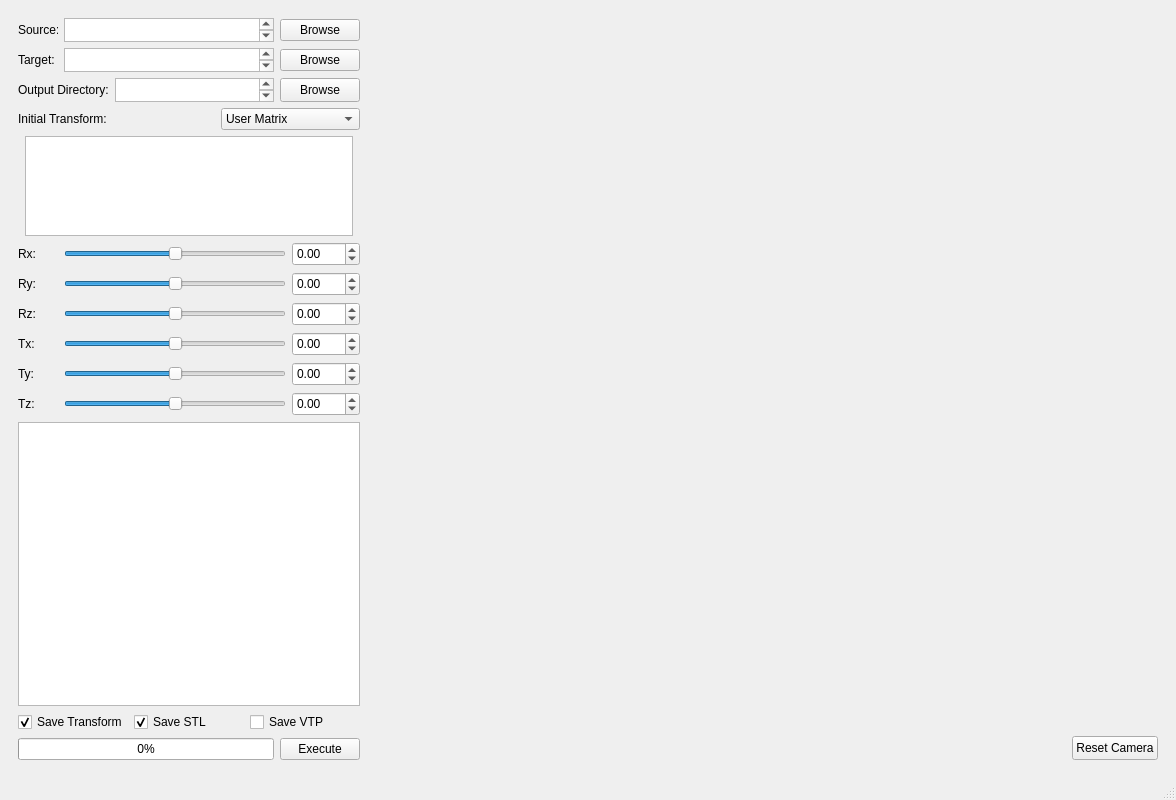
First picture: the form in main/surface_registration_tool.ui, repository jackyko1991/surface-registration-tool, before the edit.
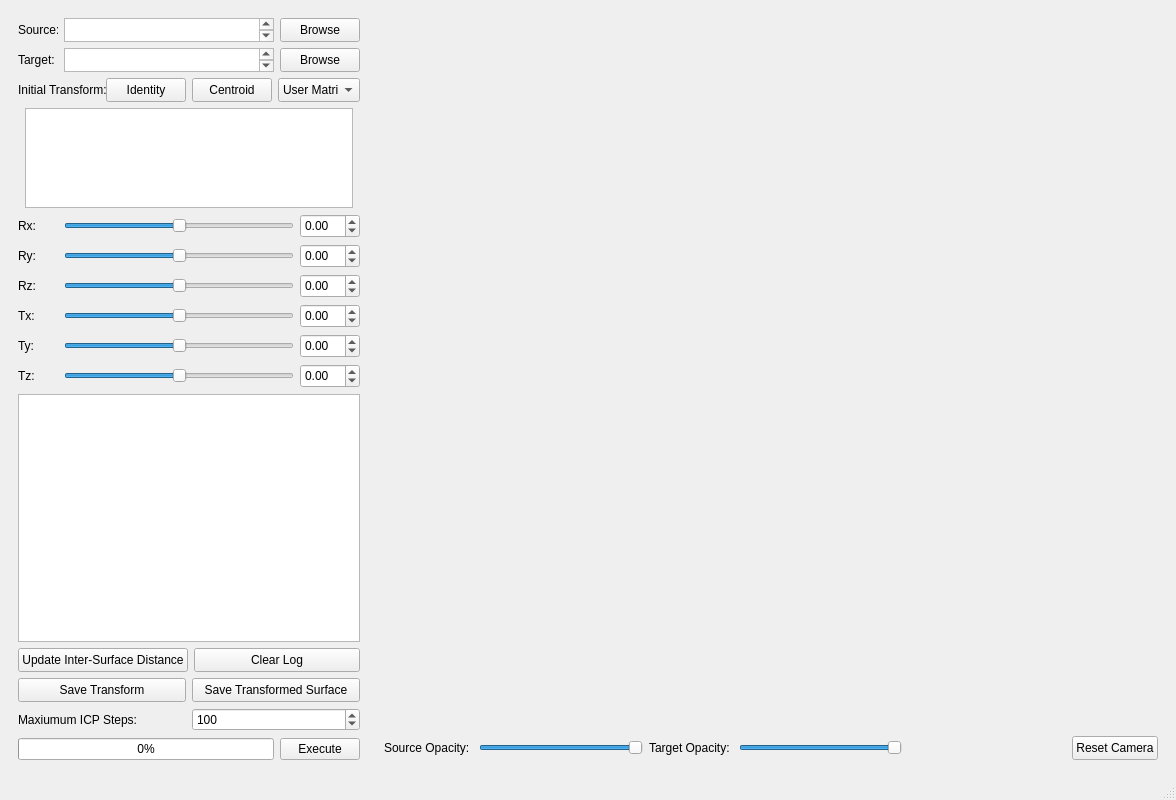
Second picture: the form after the edit. Custom widgets are drawn as their Qt base class.

```diff
--- a/main/surface_registration_tool.ui
+++ b/main/surface_registration_tool.ui
@@ -35,10 +35,7 @@
    <string>Surface Registration Tool</string>
   </property>
   <widget class="QWidget" name="centralwidget">
-   <layout class="QHBoxLayout" name="horizontalLayout_15">
-    <item>
-     <layout class="QVBoxLayout" name="verticalLayout_5"/>
-    </item>
+   <layout class="QHBoxLayout" name="horizontalLayout_17">
     <item>
      <widget class="QWidget" name="widget" native="true">
       <property name="minimumSize">
@@ -70,7 +67,7 @@
            <property name="minimumSize">
             <size>
              <width>40</width>
-             <height>0</height>
+             <height>24</height>
             </size>
            </property>
            <property name="text">
@@ -96,6 +93,12 @@
          </item>
          <item>
           <widget class="QPushButton" name="sourcePushButton">
+           <property name="minimumSize">
+            <size>
+             <width>0</width>
+             <height>24</height>
+            </size>
+           </property>
            <property name="text">
             <string>Browse</string>
            </property>
@@ -139,67 +142,9 @@
          </item>
          <item>
           <widget class="QPushButton" name="targetPushButton">
-           <property name="text">
-            <string>Browse</string>
-           </property>
-          </widget>
-         </item>
-        </layout>
-       </item>
-       <item>
-        <layout class="QHBoxLayout" name="horizontalLayout_3">
-         <item>
-          <widget class="QLabel" name="outputLabel">
-           <property name="sizePolicy">
-            <sizepolicy hsizetype="Preferred" vsizetype="Fixed">
-             <horstretch>0</horstretch>
-             <verstretch>0</verstretch>
-            </sizepolicy>
-           </property>
            <property name="minimumSize">
             <size>
              <width>0</width>
-             <height>24</height>
-            </size>
-           </property>
-           <property name="maximumSize">
-            <size>
-             <width>16777215</width>
-             <height>24</height>
-            </size>
-           </property>
-           <property name="text">
-            <string>Output Directory:</string>
-           </property>
-          </widget>
-         </item>
-         <item>
-          <widget class="QPlainTextEdit" name="outputPlainTextEdit">
-           <property name="sizePolicy">
-            <sizepolicy hsizetype="Expanding" vsizetype="Fixed">
-             <horstretch>0</horstretch>
-             <verstretch>0</verstretch>
-            </sizepolicy>
-           </property>
-           <property name="maximumSize">
-            <size>
-             <width>16777215</width>
-             <height>24</height>
-            </size>
-           </property>
-          </widget>
-         </item>
-         <item>
-          <widget class="QPushButton" name="outputPushButton">
-           <property name="minimumSize">
-            <size>
-             <width>0</width>
-             <height>24</height>
-            </size>
-           </property>
-           <property name="maximumSize">
-            <size>
-             <width>16777215</width>
              <height>24</height>
             </size>
            </property>
@@ -223,7 +168,7 @@
            <property name="minimumSize">
             <size>
              <width>90</width>
-             <height>0</height>
+             <height>24</height>
             </size>
            </property>
            <property name="maximumSize">
@@ -250,6 +195,38 @@
            </property>
           </spacer>
          </item>
+         <item>
+          <widget class="QPushButton" name="identityPushButton">
+           <property name="minimumSize">
+            <size>
+             <width>0</width>
+             <height>24</height>
+            </size>
+           </property>
+           <property name="text">
+            <string>Identity</string>
+           </property>
+          </widget>
+         </item>
+         <item>
+          <widget class="QPushButton" name="centroidPushButton">
+           <property name="minimumSize">
+            <size>
+             <width>0</width>
+             <height>24</height>
+            </size>
+           </property>
+           <property name="maximumSize">
+            <size>
+             <width>16777215</width>
+             <height>24</height>
+            </size>
+           </property>
+           <property name="text">
+            <string>Centroid</string>
+           </property>
+          </widget>
+         </item>
          <item>
           <widget class="QComboBox" name="initialTransformComboBox">
            <property name="enabled">
@@ -386,10 +363,19 @@
               <widget class="QDoubleSpinBox" name="rotateXDoubleSpinBox">
                <property name="minimumSize">
                 <size>
-                 <width>0</width>
+                 <width>60</width>
                  <height>24</height>
                 </size>
                </property>
+               <property name="maximumSize">
+                <size>
+                 <width>60</width>
+                 <height>16777215</height>
+                </size>
+               </property>
+               <property name="suffix">
+                <string/>
+               </property>
                <property name="minimum">
                 <double>-180.000000000000000</double>
                </property>
@@ -447,10 +433,19 @@
               <widget class="QDoubleSpinBox" name="rotateYDoubleSpinBox">
                <property name="minimumSize">
                 <size>
-                 <width>0</width>
+                 <width>60</width>
                  <height>24</height>
                 </size>
                </property>
+               <property name="maximumSize">
+                <size>
+                 <width>60</width>
+                 <height>16777215</height>
+                </size>
+               </property>
+               <property name="suffix">
+                <string/>
+               </property>
                <property name="minimum">
                 <double>-180.000000000000000</double>
                </property>
@@ -511,10 +506,16 @@
               <widget class="QDoubleSpinBox" name="rotateZDoubleSpinBox">
                <property name="minimumSize">
                 <size>
-                 <width>0</width>
+                 <width>60</width>
                  <height>24</height>
                 </size>
                </property>
+               <property name="maximumSize">
+                <size>
+                 <width>60</width>
+                 <height>16777215</height>
+                </size>
+               </property>
                <property name="minimum">
                 <double>-180.000000000000000</double>
                </property>
@@ -559,10 +560,10 @@
                 </size>
                </property>
                <property name="minimum">
-                <number>-180</number>
+                <number>-9999</number>
                </property>
                <property name="maximum">
-                <number>180</number>
+                <number>9999</number>
                </property>
                <property name="singleStep">
                 <number>0</number>
@@ -576,15 +577,21 @@
               <widget class="QDoubleSpinBox" name="translateXDoubleSpinBox">
                <property name="minimumSize">
                 <size>
-                 <width>0</width>
+                 <width>20</width>
                  <height>24</height>
                 </size>
                </property>
+               <property name="maximumSize">
+                <size>
+                 <width>60</width>
+                 <height>16777215</height>
+                </size>
+               </property>
                <property name="minimum">
-                <double>-180.000000000000000</double>
+                <double>-9999.000000000000000</double>
                </property>
                <property name="maximum">
-                <double>180.000000000000000</double>
+                <double>9999.000000000000000</double>
                </property>
               </widget>
              </item>
@@ -620,10 +627,10 @@
                 </size>
                </property>
                <property name="minimum">
-                <number>-180</number>
+                <number>-9999</number>
                </property>
                <property name="maximum">
-                <number>180</number>
+                <number>9999</number>
                </property>
                <property name="singleStep">
                 <number>0</number>
@@ -637,15 +644,21 @@
               <widget class="QDoubleSpinBox" name="translateYDoubleSpinBox">
                <property name="minimumSize">
                 <size>
-                 <width>0</width>
+                 <width>60</width>
                  <height>24</height>
                 </size>
                </property>
+               <property name="maximumSize">
+                <size>
+                 <width>60</width>
+                 <height>16777215</height>
+                </size>
+               </property>
                <property name="minimum">
-                <double>-180.000000000000000</double>
+                <double>-9999.000000000000000</double>
                </property>
                <property name="maximum">
-                <double>180.000000000000000</double>
+                <double>9999.000000000000000</double>
                </property>
               </widget>
              </item>
@@ -681,10 +694,10 @@
                 </size>
                </property>
                <property name="minimum">
-                <number>-180</number>
+                <number>-9999</number>
                </property>
                <property name="maximum">
-                <number>180</number>
+                <number>9999</number>
                </property>
                <property name="singleStep">
                 <number>0</number>
@@ -698,15 +711,21 @@
               <widget class="QDoubleSpinBox" name="translateZDoubleSpinBox">
                <property name="minimumSize">
                 <size>
-                 <width>0</width>
+                 <width>60</width>
                  <height>24</height>
                 </size>
                </property>
+               <property name="maximumSize">
+                <size>
+                 <width>60</width>
+                 <height>16777215</height>
+                </size>
+               </property>
                <property name="minimum">
-                <double>-180.000000000000000</double>
+                <double>-9999.000000000000000</double>
                </property>
                <property name="maximum">
-                <double>180.000000000000000</double>
+                <double>9999.000000000000000</double>
                </property>
               </widget>
              </item>
@@ -727,31 +746,99 @@
         </widget>
        </item>
        <item>
-        <layout class="QHBoxLayout" name="horizontalLayout_5">
+        <layout class="QHBoxLayout" name="horizontalLayout_15">
          <item>
-          <widget class="QCheckBox" name="tfmCheckBox">
+          <widget class="QPushButton" name="distancePushButton">
+           <property name="minimumSize">
+            <size>
+             <width>0</width>
+             <height>24</height>
+            </size>
+           </property>
+           <property name="text">
+            <string>Update Inter-Surface Distance</string>
+           </property>
+          </widget>
+         </item>
+         <item>
+          <widget class="QPushButton" name="clearPushButton">
+           <property name="minimumSize">
+            <size>
+             <width>0</width>
+             <height>24</height>
+            </size>
+           </property>
+           <property name="text">
+            <string>Clear Log</string>
+           </property>
+          </widget>
+         </item>
+        </layout>
+       </item>
+       <item>
+        <layout class="QHBoxLayout" name="horizontalLayout_16">
+         <item>
+          <widget class="QPushButton" name="saveTransformPushButton">
+           <property name="minimumSize">
+            <size>
+             <width>0</width>
+             <height>24</height>
+            </size>
+           </property>
            <property name="text">
             <string>Save Transform</string>
            </property>
-           <property name="checked">
-            <bool>true</bool>
-           </property>
           </widget>
          </item>
          <item>
-          <widget class="QCheckBox" name="stlCheckBox">
+          <widget class="QPushButton" name="saveSurfacePushButton">
+           <property name="minimumSize">
+            <size>
+             <width>0</width>
+             <height>24</height>
+            </size>
+           </property>
            <property name="text">
-            <string>Save STL</string>
+            <string>Save Transformed Surface</string>
            </property>
-           <property name="checked">
-            <bool>true</bool>
-           </property>
           </widget>
          </item>
+        </layout>
+       </item>
+       <item>
+        <layout class="QHBoxLayout" name="horizontalLayout_5">
          <item>
-          <widget class="QCheckBox" name="vtpCheckBox">
+          <widget class="QLabel" name="sourceLabel_9">
+           <property name="sizePolicy">
+            <sizepolicy hsizetype="Preferred" vsizetype="Fixed">
+             <horstretch>0</horstretch>
+             <verstretch>0</verstretch>
+            </sizepolicy>
+           </property>
+           <property name="minimumSize">
+            <size>
+             <width>90</width>
+             <height>24</height>
+            </size>
+           </property>
+           <property name="maximumSize">
+            <size>
+             <width>16777215</width>
+             <height>24</height>
+            </size>
+           </property>
            <property name="text">
-            <string>Save VTP</string>
+            <string>Maxiumum ICP Steps:</string>
+           </property>
+          </widget>
+         </item>
+         <item>
+          <widget class="QSpinBox" name="maxIcpStepsSpinBox">
+           <property name="maximum">
+            <number>99999</number>
+           </property>
+           <property name="value">
+            <number>100</number>
            </property>
           </widget>
          </item>
@@ -780,7 +867,7 @@
     </item>
     <item>
      <widget class="QWidget" name="widget_3" native="true">
-      <layout class="QVBoxLayout" name="verticalLayout_6">
+      <layout class="QVBoxLayout" name="verticalLayout_5">
        <item>
         <widget class="QVTKWidget" name="qvtkWidget" native="true">
          <property name="sizePolicy">
@@ -799,9 +886,85 @@
        </item>
        <item>
         <layout class="QHBoxLayout" name="horizontalLayout">
-         <property name="sizeConstraint">
-          <enum>QLayout::SetFixedSize</enum>
-         </property>
+         <item>
+          <widget class="QLabel" name="outputLabel_2">
+           <property name="sizePolicy">
+            <sizepolicy hsizetype="Preferred" vsizetype="Fixed">
+             <horstretch>0</horstretch>
+             <verstretch>0</verstretch>
+            </sizepolicy>
+           </property>
+           <property name="minimumSize">
+            <size>
+             <width>0</width>
+             <height>24</height>
+            </size>
+           </property>
+           <property name="maximumSize">
+            <size>
+             <width>16777215</width>
+             <height>24</height>
+            </size>
+           </property>
+           <property name="text">
+            <string>Source Opacity: </string>
+           </property>
+          </widget>
+         </item>
+         <item>
+          <widget class="QSlider" name="sourceOpacitySlider">
+           <property name="maximum">
+            <number>100</number>
+           </property>
+           <property name="pageStep">
+            <number>10</number>
+           </property>
+           <property name="value">
+            <number>100</number>
+           </property>
+           <property name="orientation">
+            <enum>Qt::Horizontal</enum>
+           </property>
+          </widget>
+         </item>
+         <item>
+          <widget class="QLabel" name="outputLabel_3">
+           <property name="sizePolicy">
+            <sizepolicy hsizetype="Preferred" vsizetype="Fixed">
+             <horstretch>0</horstretch>
+             <verstretch>0</verstretch>
+            </sizepolicy>
+           </property>
+           <property name="minimumSize">
+            <size>
+             <width>0</width>
+             <height>24</height>
+            </size>
+           </property>
+           <property name="maximumSize">
+            <size>
+             <width>16777215</width>
+             <height>24</height>
+            </size>
+           </property>
+           <property name="text">
+            <string>Target Opacity: </string>
+           </property>
+          </widget>
+         </item>
+         <item>
+          <widget class="QSlider" name="targetOpacitySlider">
+           <property name="maximum">
+            <number>100</number>
+           </property>
+           <property name="value">
+            <number>100</number>
+           </property>
+           <property name="orientation">
+            <enum>Qt::Horizontal</enum>
+           </property>
+          </widget>
+         </item>
          <item>
           <spacer name="horizontalSpacer_2">
            <property name="orientation">
```
Left out of the diff: 12 changed lines with no effect on the pictures.
